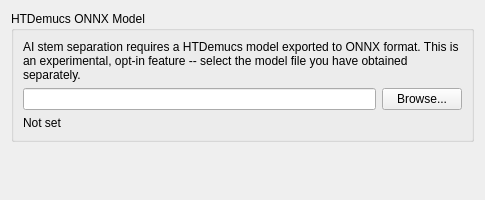
Old version of the form src/preferences/dialog/dlgprefaistemseparationdlg.ui in the repository Dzide001/Deo-MIx.
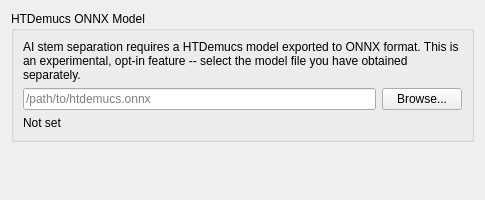
New version of the form.

Commit message:
Fix AI Stem Separation preferences: browse dialog hang, no manual entry
The model path field was read-only, so the native macOS file picker
(reported hanging/showing a blank window when triggered from this
Qt Quick app) was the only way to set it -- a total blocker when it
misbehaves. Two independent fixes: make the field directly editable
(paste a path, no dialog needed) and switch Browse to Qt's own
cross-platform file dialog (QFileDialog::DontUseNativeDialog) instead
of the native panel, which is a known trouble spot for modal native
dialogs on top of a QQuickWindow on macOS.

```diff
--- a/src/preferences/dialog/dlgprefaistemseparationdlg.ui
+++ b/src/preferences/dialog/dlgprefaistemseparationdlg.ui
@@ -34,8 +34,8 @@
        <layout class="QHBoxLayout" name="horizontalLayoutModelPath">
         <item>
          <widget class="QLineEdit" name="LineEditModelPath">
-          <property name="readOnly">
-           <bool>true</bool>
+          <property name="placeholderText">
+           <string>/path/to/htdemucs.onnx</string>
           </property>
          </widget>
         </item>
```
The commit also changes 1 other file.
